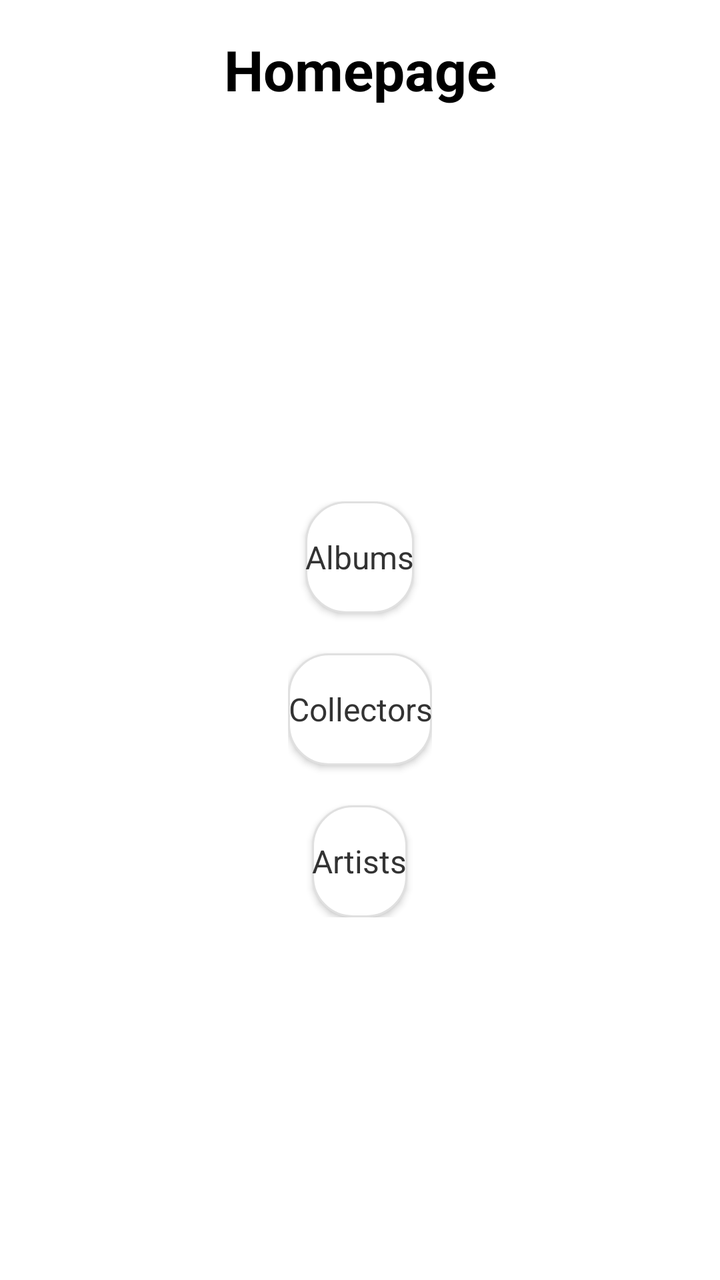
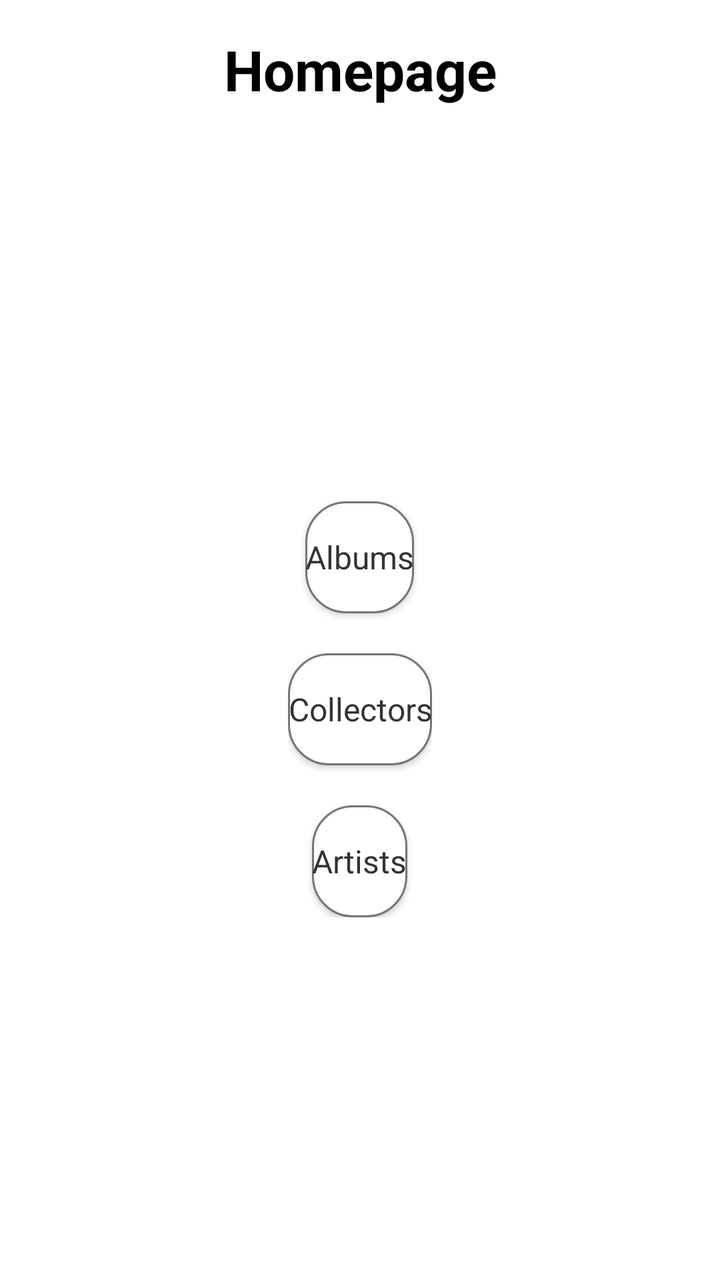

The first picture is an Android layout as it rendered before a commit; the second is the same layout after the commit. The layout source and the unified diff follow.
<!-- AndroidManifest.xml: application theme Theme.Vinilos -->
<!-- res/layout/fragment_home.xml -->
<?xml version="1.0" encoding="utf-8"?>
<androidx.constraintlayout.widget.ConstraintLayout xmlns:android="http://schemas.android.com/apk/res/android"
    xmlns:app="http://schemas.android.com/apk/res-auto"
    xmlns:tools="http://schemas.android.com/tools"
    android:layout_width="match_parent"
    android:layout_height="match_parent"
    tools:context=".ui.home.HomeFragment">

    
    <LinearLayout
        android:id="@+id/header_layout"
        android:layout_width="match_parent"
        android:layout_height="wrap_content"
        android:orientation="horizontal"
        android:padding="16dp"
        android:gravity="center_vertical"
        app:layout_constraintTop_toTopOf="parent">

        
        <TextView
            android:layout_width="match_parent"
            android:layout_height="wrap_content"
            android:text="@string/homepage"
            android:textSize="28sp"
            android:textStyle="bold"
            android:textColor="@color/black"
            android:gravity="center" />

    </LinearLayout>

    <LinearLayout
        android:layout_width="wrap_content"
        android:layout_height="wrap_content"
        android:orientation="vertical"
        android:gravity="center"
        app:layout_constraintBottom_toBottomOf="parent"
        app:layout_constraintEnd_toEndOf="parent"
        app:layout_constraintStart_toStartOf="parent"
        app:layout_constraintTop_toBottomOf="@id/header_layout">

        <TextView
            android:id="@+id/btn_albums"
            android:layout_width="wrap_content"
            android:maxWidth="240dp"
            android:layout_height="wrap_content"
            android:minHeight="56dp"
            android:layout_marginBottom="20dp"
            android:text="@string/albums"
            android:contentDescription="@string/go_to_albums_page"
            android:textSize="16sp"
            android:textColor="#333333"
            android:background="@drawable/rounded_border"
            android:gravity="center"
            android:clickable="true"
            android:focusable="true"
            android:elevation="2dp" />

        <TextView
            android:id="@+id/btn_collectors"
            android:layout_width="wrap_content"
            android:maxWidth="240dp"
            android:layout_height="wrap_content"
            android:minHeight="56dp"
            android:layout_marginBottom="20dp"
            android:text="@string/collectors"
            android:contentDescription="@string/go_to_collectors_page"
            android:textSize="16sp"
            android:textColor="#333333"
            android:background="@drawable/rounded_border"
            android:gravity="center"
            android:clickable="true"
            android:focusable="true"
            android:elevation="2dp" />

        <TextView
            android:id="@+id/btn_artist"
            android:layout_width="wrap_content"
            android:maxWidth="240dp"
            android:layout_height="wrap_content"
            android:minHeight="56dp"
            android:text="@string/artists"
            android:contentDescription="@string/artists_section_button"
            android:textSize="16sp"
            android:textColor="#333333"
            android:background="@drawable/rounded_border"
            android:gravity="center"
            android:clickable="true"
            android:focusable="true"
            android:elevation="2dp" />
    </LinearLayout>
</androidx.constraintlayout.widget.ConstraintLayout>
<!-- resources referenced by this layout -->
<resources>
  <color name="black">#FF000000</color>
  <!-- drawable rounded_border (drawable) -->
  <?xml version="1.0" encoding="utf-8"?>
  <shape xmlns:android="http://schemas.android.com/apk/res/android"
      android:shape="rectangle">
      <solid android:color="@color/white" />
      <stroke
          android:width="1dp"
          android:color="#E0E0E0" />
      <corners android:radius="20dp" />
  </shape>
  <string name="albums">Albums</string>
  <string name="artists">Artists</string>
  <string name="artists_section_button">Artists section button</string>
  <string name="collectors">Collectors</string>
  <string name="go_to_albums_page">Go to Albums page</string>
  <string name="go_to_collectors_page">Go to collectors page</string>
  <string name="homepage">Homepage</string>
  <style name="Theme.Vinilos" parent="Theme.MaterialComponents.DayNight.NoActionBar">
          
          <item name="colorPrimary">@color/purple_500</item>
          <item name="colorPrimaryVariant">@color/purple_700</item>
          <item name="colorOnPrimary">@color/white</item>
          
          <item name="colorSecondary">@color/teal_200</item>
          <item name="colorSecondaryVariant">@color/teal_700</item>
          <item name="colorOnSecondary">@color/black</item>
          
          <item name="android:statusBarColor">?attr/colorPrimaryVariant</item>
          
      </style>
  <color name="white">#FFFFFFFF</color>
  <color name="purple_500">#FF6200EE</color>
  <color name="purple_700">#FF3700B3</color>
  <color name="teal_200">#FF03DAC5</color>
  <color name="teal_700">#FF018786</color>
</resources>

<!-- the commit's change to res/layout/fragment_home.xml (unified diff, before → after) -->
@@ -79,7 +79,7 @@
             android:layout_height="wrap_content"
             android:minHeight="56dp"
             android:text="@string/artists"
-            android:contentDescription="@string/artists_section_button"
+            android:contentDescription="@string/browse_artists"
             android:textSize="16sp"
             android:textColor="#333333"
             android:background="@drawable/rounded_border"
<!-- resource entries referenced after the edit -->
@@ -8,12 +8,12 @@
       <solid android:color="@color/white" />
       <stroke
           android:width="1dp"
-          android:color="#E0E0E0" />
+          android:color="#757575" />
       <corners android:radius="20dp" />
   </shape>
   <string name="albums">Albums</string>
   <string name="artists">Artists</string>
-  <string name="artists_section_button">Artists section button</string>
+  <string name="browse_artists">Browse artists</string>
   <string name="collectors">Collectors</string>
   <string name="go_to_albums_page">Go to Albums page</string>
   <string name="go_to_collectors_page">Go to collectors page</string>
